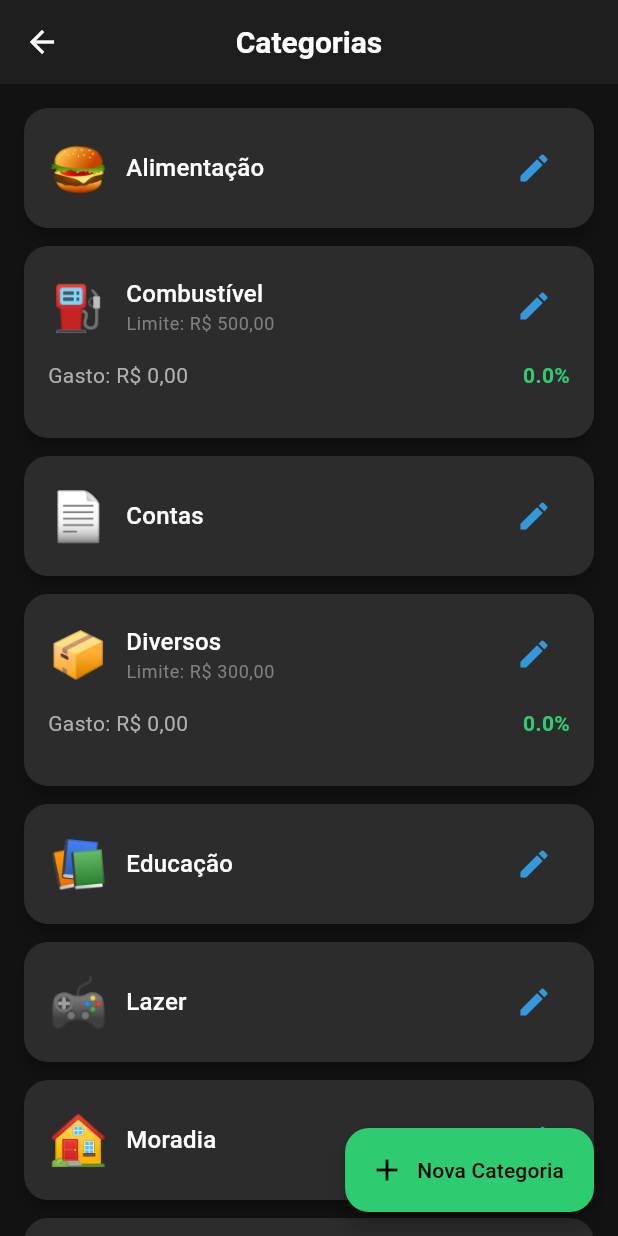
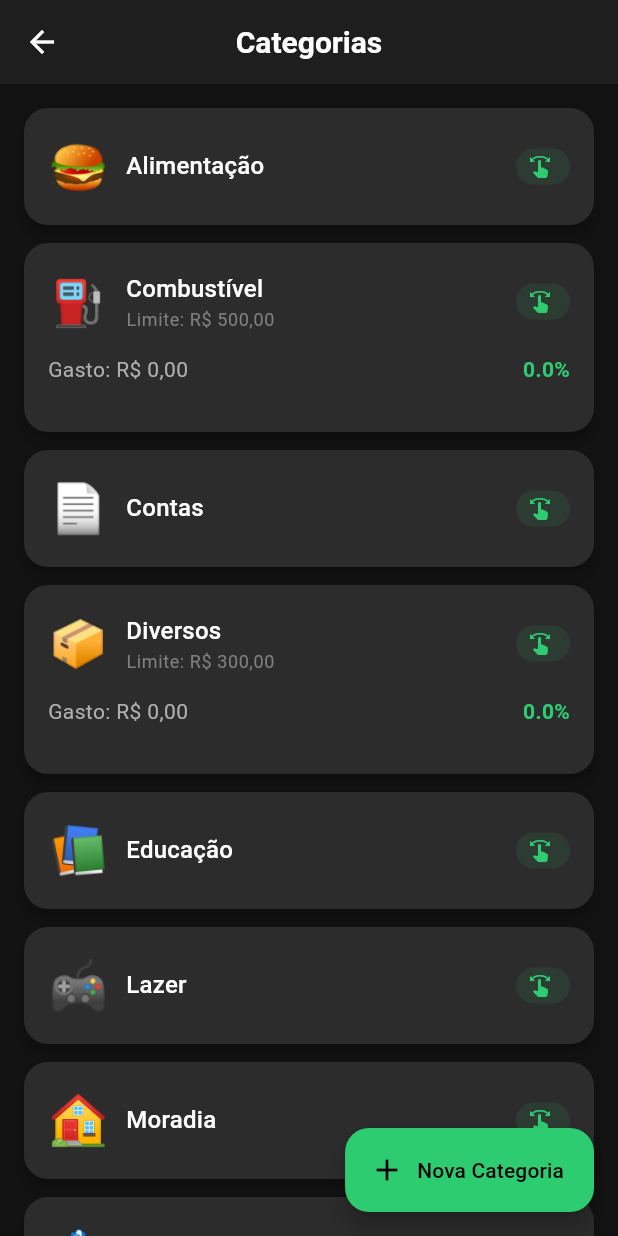
Before and after one commit to pfrsousa2010/simple-expense-tracker, a Flutter app: the screen it shows after launch, after a tap on the "category" icon, on a phone screen of 412 x 824 dp. Run offline on Flutter 3.47's test engine with Material 3 defaults, Android fonts, the phone set to English and light mode, and no system bars; our stand-ins replace flutter_local_notifications, sqflite, timezone; accounts and stored records are empty.

Commit message:
Refactor CategoriasScreen to implement Dismissible functionality for category management, allowing users to edit or delete categories with swipe gestures. Update UI elements for better interaction and visual feedback.

```diff
--- a/lib/screens/categorias_screen.dart
+++ b/lib/screens/categorias_screen.dart
@@ -48,7 +48,119 @@ class CategoriasScreen extends StatelessWidget {
         ? (gasto / categoria.limiteGasto!) * 100
         : 0.0;
 
-    return Card(
+    return Dismissible(
+      key: Key('categoria_${categoria.id}'),
+      direction: categoria.isPadrao
+          ? DismissDirection
+                .horizontal // Permite swipe em ambas direções para categorias padrão (só editar)
+          : DismissDirection
+                .horizontal, // Permite swipe em ambas direções para categorias customizadas
+      confirmDismiss: (direction) async {
+        // Para categorias padrão, só permite editar (swipe esquerda)
+        if (categoria.isPadrao) {
+          if (direction == DismissDirection.endToStart) {
+            _showEditCategoriaDialog(context, categoria);
+            return false; // Não remove o item
+          }
+          return false; // Não remove o item em nenhum caso
+        }
+
+        // Para categorias customizadas
+        if (direction == DismissDirection.startToEnd) {
+          // Swipe para direita = Editar
+          _showEditCategoriaDialog(context, categoria);
+          return false; // Não remove o item
+        } else if (direction == DismissDirection.endToStart) {
+          // Swipe para esquerda = Remover
+          return await _showDeleteConfirmation(context, provider, categoria);
+        }
+        return false;
+      },
+      background: Container(
+        margin: const EdgeInsets.only(bottom: 12),
+        decoration: BoxDecoration(
+          color: AppTheme.accentColor,
+          borderRadius: BorderRadius.circular(12),
+        ),
+        child: const Align(
+          alignment: Alignment.centerLeft,
+          child: Padding(
+            padding: EdgeInsets.only(left: 20),
+            child: Row(
+              children: [
+                Icon(Icons.edit, color: Colors.white, size: 28),
+                SizedBox(width: 12),
+                Text(
+                  'Editar',
+                  style: TextStyle(
+                    color: Colors.white,
+                    fontSize: 16,
+                    fontWeight: FontWeight.w600,
+                  ),
+                ),
+              ],
+            ),
+          ),
+        ),
+      ),
+      secondaryBackground: categoria.isPadrao
+          ? Container(
+              margin: const EdgeInsets.only(bottom: 12),
+              decoration: BoxDecoration(
+                color: AppTheme.accentColor,
+                borderRadius: BorderRadius.circular(12),
+              ),
+              child: const Align(
+                alignment: Alignment.centerRight,
+                child: Padding(
+                  padding: EdgeInsets.only(right: 20),
+                  child: Row(
+                    mainAxisAlignment: MainAxisAlignment.end,
+                    children: [
+                      Text(
+                        'Editar',
+                        style: TextStyle(
+                          color: Colors.white,
+                          fontSize: 16,
+                          fontWeight: FontWeight.w600,
+                        ),
+                      ),
+                      SizedBox(width: 12),
+                      Icon(Icons.edit, color: Colors.white, size: 28),
+                    ],
+                  ),
+                ),
+              ),
+            )
+          : Container(
+              margin: const EdgeInsets.only(bottom: 12),
+              decoration: BoxDecoration(
+                color: AppTheme.secondaryColor,
+                borderRadius: BorderRadius.circular(12),
+              ),
+              child: const Align(
+                alignment: Alignment.centerRight,
+                child: Padding(
+                  padding: EdgeInsets.only(right: 20),
+                  child: Row(
+                    mainAxisAlignment: MainAxisAlignment.end,
+                    children: [
+                      Text(
+                        'Remover',
+                        style: TextStyle(
+                          color: Colors.white,
+                          fontSize: 16,
+                          fontWeight: FontWeight.w600,
+                        ),
+                      ),
+                      SizedBox(width: 12),
+                      Icon(Icons.delete, color: Colors.white, size: 28),
+                    ],
+                  ),
+                ),
+              ),
+            ),
+      child: Card(
         margin: const EdgeInsets.only(bottom: 12),
         child: Padding(
           padding: const EdgeInsets.all(16),
@@ -75,36 +187,27 @@ class CategoriasScreen extends StatelessWidget {
                       ],
                     ),
                   ),
-                if (!categoria.isPadrao)
-                  Row(
+                  // Indicador visual de que pode fazer swipe
+                  Container(
+                    padding: const EdgeInsets.symmetric(
+                      horizontal: 8,
+                      vertical: 4,
+                    ),
+                    decoration: BoxDecoration(
+                      color: AppTheme.primaryColor.withOpacity(0.1),
+                      borderRadius: BorderRadius.circular(12),
+                    ),
+                    child: Row(
                       mainAxisSize: MainAxisSize.min,
                       children: [
-                      IconButton(
-                        icon: const Icon(
-                          Icons.edit,
-                          color: AppTheme.accentColor,
+                        Icon(
+                          Icons.swipe,
+                          size: 16,
+                          color: AppTheme.primaryColor,
                         ),
-                        onPressed: () =>
-                            _showEditCategoriaDialog(context, categoria),
+                        const SizedBox(width: 4),
+                      ],
                     ),
-                      IconButton(
-                        icon: const Icon(
-                          Icons.delete,
-                          color: AppTheme.secondaryColor,
-                        ),
-                        onPressed: () => _showDeleteConfirmation(
-                          context,
-                          provider,
-                          categoria,
-                        ),
-                      ),
-                    ],
-                  )
-                else
-                  IconButton(
-                    icon: const Icon(Icons.edit, color: AppTheme.accentColor),
-                    onPressed: () =>
-                        _showEditCategoriaDialog(context, categoria),
                   ),
                 ],
               ),
@@ -118,7 +221,8 @@ class CategoriasScreen extends StatelessWidget {
                       children: [
                         Text(
                           'Gasto: ${Formatters.formatCurrency(gasto)}',
-                        style: Theme.of(context).textTheme.bodyMedium?.copyWith(
+                          style: Theme.of(context).textTheme.bodyMedium
+                              ?.copyWith(
                                 color: percentual > 100
                                     ? AppTheme.secondaryColor
                                     : percentual > 80
@@ -128,7 +232,8 @@ class CategoriasScreen extends StatelessWidget {
                         ),
                         Text(
                           '${percentual.toStringAsFixed(1)}%',
-                        style: Theme.of(context).textTheme.bodyMedium?.copyWith(
+                          style: Theme.of(context).textTheme.bodyMedium
+                              ?.copyWith(
                                 fontWeight: FontWeight.bold,
                                 color: percentual > 100
                                     ? AppTheme.secondaryColor
@@ -165,6 +270,7 @@ class CategoriasScreen extends StatelessWidget {
                 ),
               ],
             ],
+          ),
         ),
       ),
     );
@@ -389,25 +495,25 @@ class CategoriasScreen extends StatelessWidget {
     );
   }
 
-  Future<void> _showDeleteConfirmation(
+  Future<bool> _showDeleteConfirmation(
     BuildContext context,
     ExpenseProvider provider,
     Categoria categoria,
   ) async {
-    showDialog(
+    bool? result = await showDialog<bool>(
       context: context,
       builder: (context) => AlertDialog(
         title: const Text('Excluir Categoria'),
         content: Text('Deseja realmente excluir "${categoria.nome}"?'),
         actions: [
           TextButton(
-            onPressed: () => Navigator.pop(context),
+            onPressed: () => Navigator.pop(context, false),
             child: const Text('Cancelar'),
           ),
           ElevatedButton(
             onPressed: () {
               provider.deletarCategoria(categoria.id!);
-              Navigator.pop(context);
+              Navigator.pop(context, true);
             },
             style: ElevatedButton.styleFrom(
               backgroundColor: AppTheme.secondaryColor,
@@ -418,6 +524,7 @@ class CategoriasScreen extends StatelessWidget {
         ],
       ),
     );
+    return result ?? false;
   }
 
   Future<String?> _showIconePicker(BuildContext context) async {
```
Lines whose indentation alone changed are shown as unchanged.
